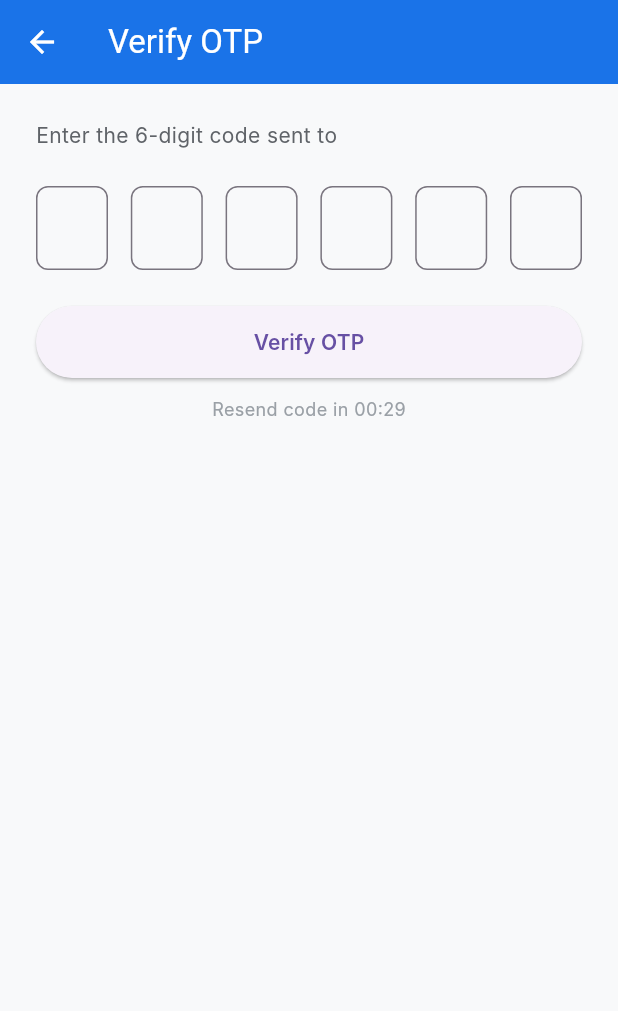
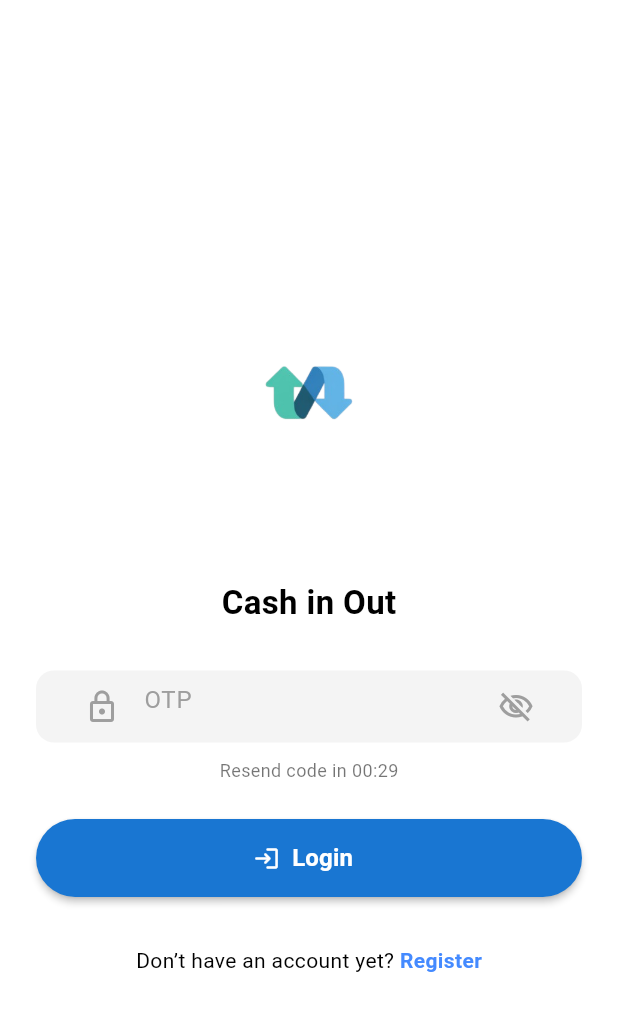
Before and after one commit to amitkanjariya/cash-in-out, a Flutter app: the OTPScreen screen opened directly with empty values, on a phone screen of 412 x 824 dp. Shown: the top 1011 px of the screen. Run offline on Flutter 3.47's test engine with Material 3 defaults, Android fonts, the phone set to English and light mode, and no system bars; Roboto replaces fonts that are missing (Inter).

Commit message:
ui changed

```diff
--- a/lib/screens/otp_screen.dart
+++ b/lib/screens/otp_screen.dart
@@ -1,13 +1,15 @@
 import 'dart:async';
+import 'dart:math';
+
 import 'package:flutter/material.dart';
+
 import 'homepage.dart';
-import 'dart:math';
 
 class OTPScreen extends StatefulWidget {
   final String phone;
   const OTPScreen({super.key, required this.phone});
 
-  static final Map<String, String> otpMap = {}; // In-memory OTP storage
+  static final Map<String, String> otpMap = {};
 
   @override
   State<OTPScreen> createState() => _OTPScreenState();
@@ -18,7 +20,6 @@ class _OTPScreenState extends State<OTPScreen> {
     6,
     (_) => TextEditingController(),
   );
-  final List<FocusNode> focusNodes = List.generate(6, (_) => FocusNode());
 
   late Timer _timer;
   int _secondsRemaining = 30;
@@ -50,7 +51,6 @@ class _OTPScreenState extends State<OTPScreen> {
       for (var controller in otpControllers) {
         controller.clear();
       }
-      // Regenerate OTP
       String newOtp = (Random().nextInt(900000) + 100000).toString();
       OTPScreen.otpMap[widget.phone] = newOtp;
       _startTimer();
@@ -58,8 +58,7 @@ class _OTPScreenState extends State<OTPScreen> {
 
     ScaffoldMessenger.of(context).showSnackBar(
       SnackBar(
-        content: Text('OTP resent! (Use ${OTPScreen.otpMap[widget.phone]})'),
-      ),
+          content: Text('OTP resent! (Use ${OTPScreen.otpMap[widget.phone]})')),
     );
   }
 
@@ -82,7 +81,7 @@ class _OTPScreenState extends State<OTPScreen> {
     }
 
     if (enteredOtp == correctOtp) {
-      OTPScreen.otpMap.remove(widget.phone); // Clean up
+      OTPScreen.otpMap.remove(widget.phone);
       Navigator.pushAndRemoveUntil(
         context,
         MaterialPageRoute(builder: (_) => const HomePage()),
@@ -101,109 +100,145 @@ class _OTPScreenState extends State<OTPScreen> {
     for (var c in otpControllers) {
       c.dispose();
     }
-    for (var f in focusNodes) {
-      f.dispose();
-    }
     super.dispose();
   }
 
   @override
   Widget build(BuildContext context) {
     return Scaffold(
-      backgroundColor: const Color(0xFFF8F9FA),
-      appBar: AppBar(
-        title: const Text("Verify OTP"),
-        backgroundColor: const Color(0xFF1A73E8),
-        foregroundColor: Colors.white,
+      backgroundColor: Colors.white, // White background
+      body: SafeArea(
+        child: Center(
+          child: Padding(
+            padding: const EdgeInsets.symmetric(horizontal: 24, vertical: 36),
+            child: Column(
+              mainAxisAlignment: MainAxisAlignment.center,
+              children: [
+                // Logo
+                Image.asset(
+                  'assets/images/logo2.png',
+                  height: 200,
                 ),
-      body: Padding(
-        padding: const EdgeInsets.all(24),
-        child: Column(
-          crossAxisAlignment: CrossAxisAlignment.start,
-          children: [
-            Text(
-              'Enter the 6-digit code sent to ${widget.phone}',
-              style: const TextStyle(
-                fontFamily: 'Inter',
-                fontSize: 14,
-                color: Color(0xFF5F6368),
+                const SizedBox(height: 12),
+                const Text(
+                  'Cash in Out',
+                  style: TextStyle(
+                    fontSize: 22,
+                    fontWeight: FontWeight.w600,
+                    color: Colors.black, // Black text
                   ),
                 ),
-            const SizedBox(height: 24),
-            Row(
-              mainAxisAlignment: MainAxisAlignment.spaceBetween,
-              children: List.generate(6, (index) {
-                return SizedBox(
-                  width: 48,
+                const SizedBox(height: 30),
+
+                // OTP input
+                Container(
+                  padding: const EdgeInsets.symmetric(horizontal: 20),
+                  decoration: BoxDecoration(
+                    color: const Color(0xFFF4F4F4),
+                    borderRadius: BorderRadius.circular(12),
+                  ),
                   child: TextField(
-                    controller: otpControllers[index],
-                    focusNode: focusNodes[index],
                     keyboardType: TextInputType.number,
-                    textAlign: TextAlign.center,
-                    maxLength: 1,
+                    maxLength: 6,
+                    obscureText: true,
+                    style: const TextStyle(color: Colors.black),
+                    decoration: const InputDecoration(
+                      counterText: "",
+                      hintText: "OTP",
+                      hintStyle: TextStyle(color: Colors.grey),
+                      prefixIcon: Icon(Icons.lock_outline, color: Colors.grey),
+                      suffixIcon: Icon(Icons.visibility_off_outlined,
+                          color: Colors.grey),
+                      border: InputBorder.none,
+                    ),
                     onChanged: (value) {
-                      if (value.isNotEmpty && index < 5) {
-                        FocusScope.of(
-                          context,
-                        ).requestFocus(focusNodes[index + 1]);
-                      } else if (value.isEmpty && index > 0) {
-                        FocusScope.of(
-                          context,
-                        ).requestFocus(focusNodes[index - 1]);
+                      if (value.length == 6) {
+                        for (int i = 0; i < 6; i++) {
+                          otpControllers[i].text = value[i];
+                        }
                       }
                     },
-                    decoration: InputDecoration(
-                      counterText: '',
-                      border: OutlineInputBorder(
-                        borderRadius: BorderRadius.circular(8),
                   ),
                 ),
-                  ),
-                );
-              }),
-            ),
-            const SizedBox(height: 24),
-            SizedBox(
-              width: double.infinity,
-              height: 48,
-              child: ElevatedButton(
-                onPressed: verifyOTP,
-                child: const Text(
-                  'Verify OTP',
-                  style: TextStyle(
-                    fontFamily: 'Inter',
-                    fontWeight: FontWeight.w600,
-                    fontSize: 14,
-                  ),
-                ),
-              ),
-            ),
-            const SizedBox(height: 12),
-            Center(
-              child:
+
+                const SizedBox(height: 10),
+
                 _expired
                     ? TextButton(
                         onPressed: _resendOTP,
                         child: const Text(
-                          'Resend OTP',
+                          "Resend OTP?",
                           style: TextStyle(
-                            color: Color(0xFF1A73E8),
                             fontWeight: FontWeight.w600,
                             fontSize: 14,
+                            color: Colors.blue,
                           ),
                         ),
                       )
                     : Text(
-                        'Resend code in 00:${_secondsRemaining.toString().padLeft(2, '0')}',
+                        "Resend code in 00:${_secondsRemaining.toString().padLeft(2, '0')}",
                         style: const TextStyle(
-                          fontFamily: 'Inter',
                           fontSize: 12,
-                          color: Color(0xFF9AA0A6),
+                          color: Colors.black54,
+                        ),
+                      ),
+
+                const SizedBox(height: 24),
+
+                // Login Button
+                SizedBox(
+                  width: double.infinity,
+                  height: 52,
+                  child: ElevatedButton.icon(
+                    onPressed: verifyOTP,
+                    icon: const Icon(Icons.login_rounded),
+                    label: const Text(
+                      "Login",
+                      style: TextStyle(
+                        fontSize: 16,
+                        fontWeight: FontWeight.w600,
+                      ),
+                    ),
+                    style: ElevatedButton.styleFrom(
+                      elevation: 2,
+                      shape: RoundedRectangleBorder(
+                        borderRadius: BorderRadius.circular(32),
+                      ),
+                      backgroundColor: Colors.blue[700],
+                      foregroundColor: Colors.white,
+                    ),
+                  ),
+                ),
+
+                const SizedBox(height: 32),
+
+                // Register link
+                Row(
+                  mainAxisAlignment: MainAxisAlignment.center,
+                  children: [
+                    const Text(
+                      "Don’t have an account yet? ",
+                      style: TextStyle(color: Colors.black),
+                    ),
+                    GestureDetector(
+                      onTap: () {
+                        // TODO: Navigate to register screen
+                        Navigator.pop(context); // or push to register
+                      },
+                      child: const Text(
+                        "Register",
+                        style: TextStyle(
+                          color: Colors.blueAccent,
+                          fontWeight: FontWeight.w600,
                         ),
                       ),
                     ),
                   ],
                 ),
+              ],
+            ),
+          ),
+        ),
       ),
     );
   }
```
Also changed, not shown: lib/screens/login_screen.dart (+83 -33 lines). Lines whose indentation alone changed are shown as unchanged.
